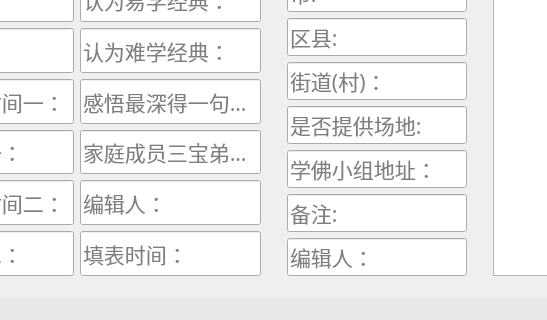
Qt form connect.ui (crouse/connect) before a commit; both pictures show x 315 to 862 and y 433 to 753 of the 1157 by 753 pixel window.
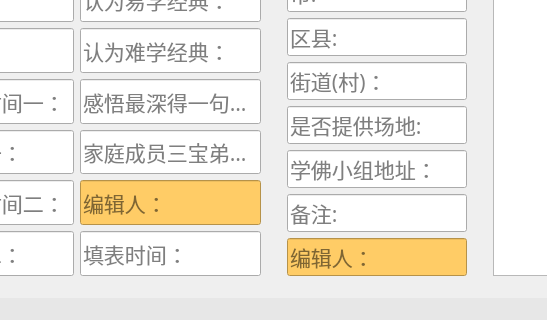
The same form after that commit. Icons and pictures are not drawn.

Commit message: 编辑人高亮

Patch:
```diff
--- a/connect.ui
+++ b/connect.ui
@@ -1155,7 +1155,7 @@
               <string>&lt;html&gt;&lt;head/&gt;&lt;body&gt;&lt;p&gt;编辑人，也就是输入记录的人的姓名，嘿嘿。&lt;/p&gt;&lt;/body&gt;&lt;/html&gt;</string>
              </property>
              <property name="styleSheet">
-              <string notr="true"/>
+              <string notr="true">background-color: rgb(255, 204, 102);</string>
              </property>
              <property name="placeholderText">
               <string>编辑人：</string>
@@ -1572,7 +1572,7 @@
             <string>&lt;html&gt;&lt;head/&gt;&lt;body&gt;&lt;p&gt;编辑人&lt;/p&gt;&lt;/body&gt;&lt;/html&gt;</string>
            </property>
            <property name="styleSheet">
-            <string notr="true"/>
+            <string notr="true">background-color: rgb(255, 204, 102);</string>
            </property>
            <property name="placeholderText">
             <string>编辑人：</string>
```
